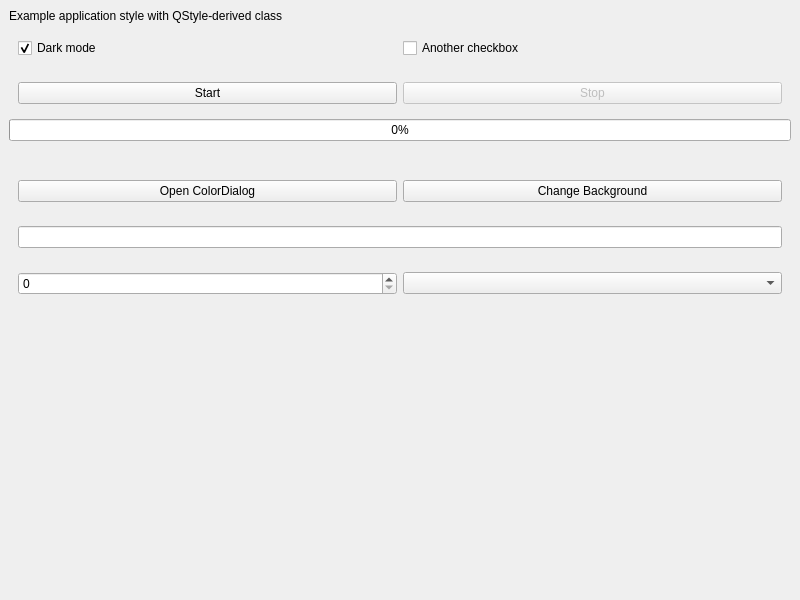
First picture: the form in example/MainWindow.ui, repository AlanusMeminius/VanillaStyle, before the edit.
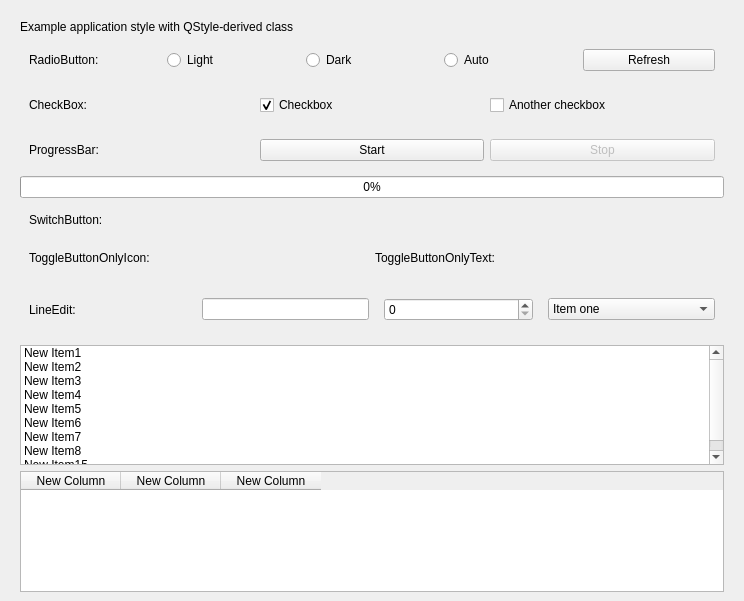
Second picture: the form after the edit. Custom widgets are drawn as their Qt base class.

What changed in the file:
```diff
--- a/example/MainWindow.ui
+++ b/example/MainWindow.ui
@@ -6,8 +6,8 @@
             <rect>
                 <x>0</x>
                 <y>0</y>
-                <width>800</width>
-                <height>600</height>
+    <width>744</width>
+    <height>601</height>
             </rect>
         </property>
         <property name="windowTitle">
@@ -15,6 +15,15 @@
         </property>
         <widget class="QWidget" name="centralwidget">
             <layout class="QVBoxLayout" name="verticalLayout">
+    <property name="leftMargin">
+     <number>20</number>
+    </property>
+    <property name="topMargin">
+     <number>20</number>
+    </property>
+    <property name="rightMargin">
+     <number>20</number>
+    </property>
                 <item>
                     <widget class="QLabel" name="label">
                         <property name="text">
@@ -22,13 +31,61 @@
                         </property>
                     </widget>
                 </item>
+    <item>
+     <widget class="QWidget" name="widget_8" native="true">
+      <layout class="QHBoxLayout" name="horizontalLayout_8">
+       <item>
+        <widget class="QLabel" name="label_9">
+         <property name="text">
+          <string>RadioButton:</string>
+         </property>
+        </widget>
+       </item>
+       <item>
+        <widget class="QRadioButton" name="radioButton">
+         <property name="text">
+          <string>Light</string>
+         </property>
+        </widget>
+       </item>
+       <item>
+        <widget class="QRadioButton" name="radioButton_2">
+         <property name="text">
+          <string>Dark</string>
+         </property>
+        </widget>
+       </item>
+       <item>
+        <widget class="QRadioButton" name="radioButton_3">
+         <property name="text">
+          <string>Auto</string>
+         </property>
+        </widget>
+       </item>
+       <item>
+        <widget class="QPushButton" name="pushButton">
+         <property name="text">
+          <string>Refresh</string>
+         </property>
+        </widget>
+       </item>
+      </layout>
+     </widget>
+    </item>
                 <item>
                     <widget class="QWidget" name="widget" native="true">
                         <layout class="QHBoxLayout" name="horizontalLayout">
+       <item>
+        <widget class="QLabel" name="label_8">
+         <property name="text">
+          <string>CheckBox:</string>
+         </property>
+        </widget>
+       </item>
                             <item>
                                 <widget class="QCheckBox" name="darkModeCheckBox">
                                     <property name="text">
-                                        <string>Dark mode</string>
+          <string>Checkbox</string>
                                     </property>
                                     <property name="checked">
                                         <bool>true</bool>
@@ -48,6 +105,13 @@
                 <item>
                     <widget class="QWidget" name="widget_2" native="true">
                         <layout class="QHBoxLayout" name="horizontalLayout_2">
+       <item>
+        <widget class="QLabel" name="label_2">
+         <property name="text">
+          <string>ProgressBar:</string>
+         </property>
+        </widget>
+       </item>
                             <item>
                                 <widget class="QPushButton" name="startButton">
                                     <property name="text">
@@ -75,28 +139,45 @@
                         </property>
                     </widget>
                 </item>
+    <item>
+     <widget class="QWidget" name="widget_7" native="true">
+      <layout class="QHBoxLayout" name="horizontalLayout_7">
+       <item>
+        <widget class="QLabel" name="label_3">
+         <property name="text">
+          <string>SwitchButton: </string>
+         </property>
+        </widget>
+       </item>
+       <item>
+        <widget class="Vanilla::SwitchButton" name="switchBtn" native="true"/>
+       </item>
+      </layout>
+     </widget>
+    </item>
                 <item>
                     <widget class="QWidget" name="widget_3" native="true">
-                        <layout class="QHBoxLayout" name="horizontalLayout_3" />
-                    </widget>
-                </item>
+      <layout class="QHBoxLayout" name="horizontalLayout_3">
                 <item>
-                    <widget class="QWidget" name="widget_4" native="true">
-                        <layout class="QHBoxLayout" name="horizontalLayout_4">
-                            <item>
-                                <widget class="QPushButton" name="openColorDialog">
+        <widget class="QLabel" name="label_5">
                                     <property name="text">
-                                        <string>Open ColorDialog</string>
+          <string>ToggleButtonOnlyIcon: </string>
                                     </property>
                                 </widget>
                             </item>
                             <item>
-                                <widget class="QPushButton" name="changeBg">
+        <widget class="Vanilla::ToggleButton" name="toggleBtnfirst" native="true"/>
+       </item>
+       <item>
+        <widget class="QLabel" name="label_6">
                                     <property name="text">
-                                        <string>Change Background</string>
+          <string>ToggleButtonOnlyText: </string>
                                     </property>
                                 </widget>
                             </item>
+       <item>
+        <widget class="Vanilla::ToggleButton" name="toggleBtnSecond" native="true"/>
+       </item>
                         </layout>
                     </widget>
                 </item>
@@ -104,39 +185,140 @@
                     <widget class="QWidget" name="widget_5" native="true">
                         <layout class="QHBoxLayout" name="horizontalLayout_5">
                             <item>
-                                <widget class="QLineEdit" name="lineEdit" />
-                            </item>
-                        </layout>
+        <widget class="QLabel" name="label_4">
+         <property name="text">
+          <string>LineEdit:</string>
+         </property>
+        </widget>
+       </item>
+       <item>
+        <widget class="QLineEdit" name="lineEdit">
+         <property name="sizePolicy">
+          <sizepolicy hsizetype="Preferred" vsizetype="Fixed">
+           <horstretch>0</horstretch>
+           <verstretch>0</verstretch>
+          </sizepolicy>
+         </property>
                     </widget>
                 </item>
                 <item>
                     <widget class="QWidget" name="widget_6" native="true">
                         <layout class="QHBoxLayout" name="horizontalLayout_6">
                             <item>
-                                <widget class="QSpinBox" name="spinBox" />
-                            </item>
+           <widget class="QSpinBox" name="spinBox">
+            <property name="sizePolicy">
+             <sizepolicy hsizetype="Preferred" vsizetype="Preferred">
+              <horstretch>0</horstretch>
+              <verstretch>0</verstretch>
+             </sizepolicy>
+            </property>
+           </widget>
+          </item>
+         </layout>
+        </widget>
+       </item>
                             <item>
-                                <widget class="QComboBox" name="comboBox" />
-                            </item>
+        <widget class="QComboBox" name="comboBox">
+         <item>
+          <property name="text">
+           <string>Item one</string>
+          </property>
+         </item>
+         <item>
+          <property name="text">
+           <string>Item two</string>
+          </property>
+         </item>
+        </widget>
+       </item>
                         </layout>
                     </widget>
                 </item>
                 <item>
-                    <spacer name="verticalSpacer">
-                        <property name="orientation">
-                            <enum>Qt::Vertical</enum>
-                        </property>
-                        <property name="sizeHint" stdset="0">
-                            <size>
-                                <width>20</width>
-                                <height>219</height>
-                            </size>
-                        </property>
-                    </spacer>
-                </item>
+     <widget class="QListWidget" name="listWidget">
+      <item>
+       <property name="text">
+        <string>New Item1</string>
+       </property>
+      </item>
+      <item>
+       <property name="text">
+        <string>New Item2</string>
+       </property>
+      </item>
+      <item>
+       <property name="text">
+        <string>New Item3</string>
+       </property>
+      </item>
+      <item>
+       <property name="text">
+        <string>New Item4</string>
+       </property>
+      </item>
+      <item>
+       <property name="text">
+        <string>New Item5</string>
+       </property>
+      </item>
+      <item>
+       <property name="text">
+        <string>New Item6</string>
+       </property>
+      </item>
+      <item>
+       <property name="text">
+        <string>New Item7</string>
+       </property>
+      </item>
+      <item>
+       <property name="text">
+        <string>New Item8</string>
+       </property>
+      </item>
+      <item>
+       <property name="text">
+        <string>New Item15</string>
+       </property>
+      </item>
+     </widget>
+    </item>
+    <item>
+     <widget class="QTableWidget" name="tableWidget">
+      <column>
+       <property name="text">
+        <string>New Column</string>
+       </property>
+      </column>
+      <column>
+       <property name="text">
+        <string>New Column</string>
+       </property>
+      </column>
+      <column>
+       <property name="text">
+        <string>New Column</string>
+       </property>
+      </column>
+     </widget>
+    </item>
             </layout>
         </widget>
     </widget>
-    <resources />
-    <connections />
+ <customwidgets>
+  <customwidget>
+   <class>Vanilla::ToggleButton</class>
+   <extends>QWidget</extends>
+   <header>VanillaStyle/Widgets/ToggleButton.h</header>
+   <container>1</container>
+  </customwidget>
+  <customwidget>
+   <class>Vanilla::SwitchButton</class>
+   <extends>QWidget</extends>
+   <header>VanillaStyle/Widgets/SwitchButton.h</header>
+   <container>1</container>
+  </customwidget>
+ </customwidgets>
+ <resources/>
+ <connections/>
 </ui>
```
Lines whose indentation alone changed are shown as unchanged.
